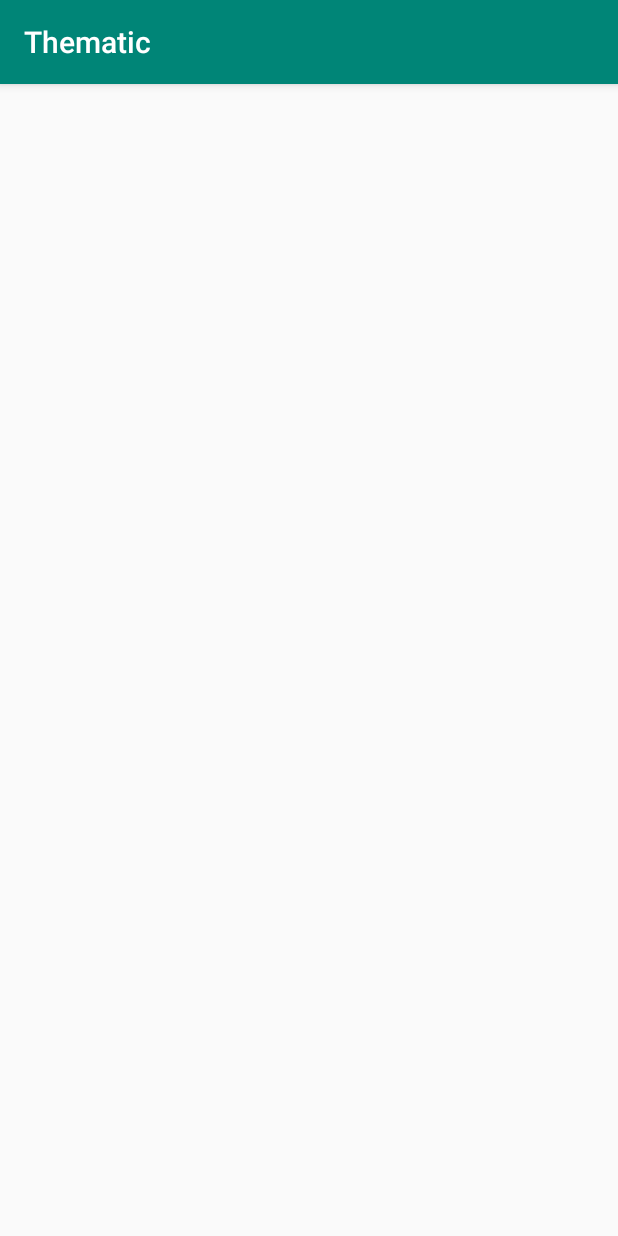
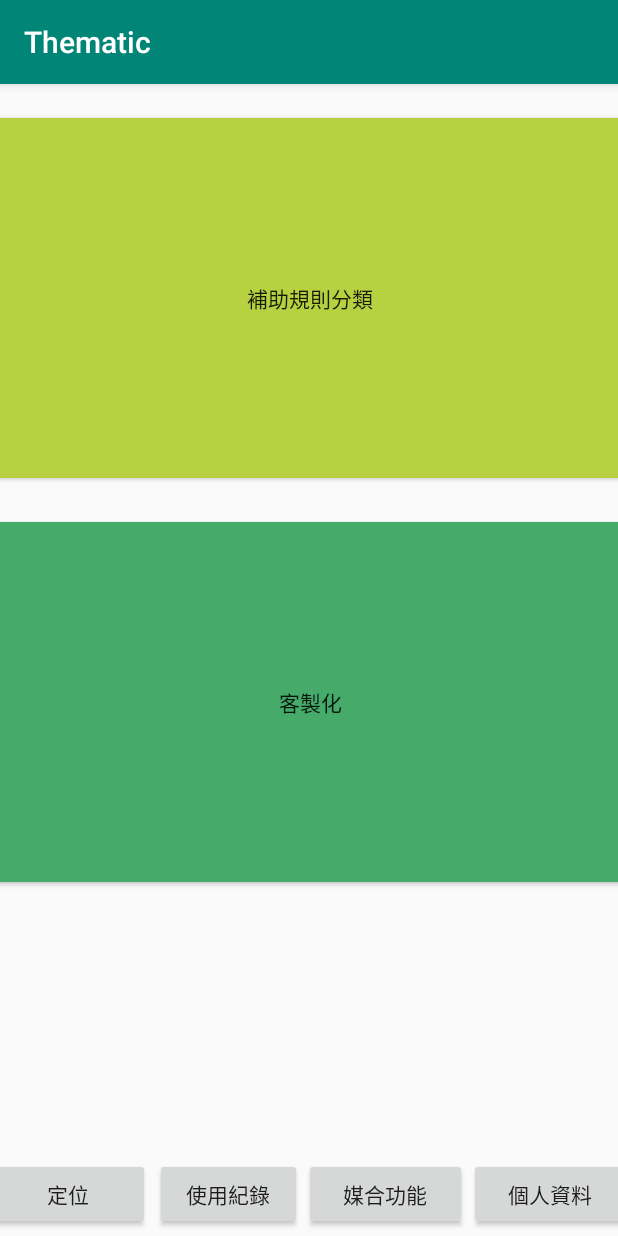
Before and after one commit to peter-kong/-APP, an Android app: the Menu screen opened directly, with no data from a screen before it, on a phone screen of 412 x 824 dp. Run offline under Robolectric (Android 15) with nearby library versions, the phone set to English and light mode, and no system bars.

Commit message:
Demo Menu

```diff
--- a/Thematic/app/src/main/java/com/example/thematic/Menu.java
+++ b/Thematic/app/src/main/java/com/example/thematic/Menu.java
@@ -2,13 +2,88 @@ package com.example.thematic;
 
 import androidx.appcompat.app.AppCompatActivity;
 
+import android.content.Intent;
 import android.os.Bundle;
+import android.view.View;
+import android.widget.Button;
 
 public class Menu extends AppCompatActivity {
 
+    private Button 補助規則分類,客製化,定位,使用紀錄,媒合功能,個人資料;
     @Override
     protected void onCreate(Bundle savedInstanceState) {
         super.onCreate(savedInstanceState);
         setContentView(R.layout.activity_menu);
+/*
+        補助規則分類 = (Button)findViewById(R.id.補助規則分類);
+        客製化 = (Button)findViewById(R.id.客製化);
+        定位 = (Button)findViewById(R.id.定位);
+        使用紀錄 = (Button)findViewById(R.id.使用紀錄);
+        媒合功能 = (Button)findViewById(R.id.媒合功能);
+        個人資料 = (Button)findViewById(R.id.個人資料);
+
+        Button nextPage1 = (Button)findViewById(R.id.補助規則分類);
+        Button nextPage2 = (Button)findViewById(R.id.客製化);
+        Button nextPage3 = (Button)findViewById(R.id.定位);
+        Button nextPage4 = (Button)findViewById(R.id.使用紀錄);
+        Button nextPage5 = (Button)findViewById(R.id.媒合功能);
+        Button nextPage6 = (Button)findViewById(R.id.個人資料);
+
+        nextPage1.setOnClickListener(new View.OnClickListener() {
+            @Override
+            public void onClick(View v) {
+                Intent intent = new Intent();
+                intent.setClass(Menu.this,補助規則分類.class);
+                startActivity(intent);
+            }
+        });
+
+        nextPage2.setOnClickListener(new View.OnClickListener() {
+            @Override
+            public void onClick(View v) {
+                Intent intent = new Intent();
+                intent.setClass(Menu.this,客製化.class);
+                startActivity(intent);
+            }
+        });
+
+        nextPage3.setOnClickListener(new View.OnClickListener() {
+            @Override
+            public void onClick(View v) {
+                Intent intent = new Intent();
+                intent.setClass(Menu.this,定位.class);
+                startActivity(intent);
+            }
+        });
+
+        nextPage4.setOnClickListener(new View.OnClickListener() {
+            @Override
+            public void onClick(View v) {
+                Intent intent = new Intent();
+                intent.setClass(Menu.this,使用紀錄.class);
+                startActivity(intent);
+            }
+        });
+
+        nextPage5.setOnClickListener(new View.OnClickListener() {
+            @Override
+            public void onClick(View v) {
+                Intent intent = new Intent();
+                intent.setClass(Menu.this,媒合功能.class);
+                startActivity(intent);
+            }
+        });
+
+        nextPage6.setOnClickListener(new View.OnClickListener() {
+            @Override
+            public void onClick(View v) {
+                Intent intent = new Intent();
+                intent.setClass(Menu.this,個人資料.class);
+                startActivity(intent);
+            }
+        });
+
+*/
+
     }
 }
--- a/Thematic/app/src/main/res/layout/activity_menu.xml
+++ b/Thematic/app/src/main/res/layout/activity_menu.xml
@@ -6,4 +6,80 @@
     android:layout_height="match_parent"
     tools:context=".Menu">
 
+    <Button
+        android:id="@+id/客製化"
+        android:layout_width="431dp"
+        android:layout_height="240dp"
+        android:layout_marginBottom="184dp"
+        android:background="#45AA6A"
+        android:text="@string/客製化"
+        app:layout_constraintBottom_toTopOf="@+id/定位"
+        app:layout_constraintEnd_toEndOf="parent"
+        app:layout_constraintStart_toStartOf="parent" />
+
+    <Button
+        android:id="@+id/補助規則分類"
+        android:layout_width="431dp"
+        android:layout_height="240dp"
+        android:layout_marginBottom="7dp"
+        android:background="#B7D140"
+        android:text="@string/補助規則分類"
+        app:layout_constraintBottom_toTopOf="@+id/客製化"
+        app:layout_constraintEnd_toEndOf="parent"
+        app:layout_constraintStart_toStartOf="parent"
+        app:layout_constraintTop_toTopOf="parent" />
+
+    <Button
+        android:id="@+id/定位"
+        android:layout_width="108.5dp"
+        android:layout_height="wrap_content"
+        android:layout_marginBottom="4dp"
+        android:text="@string/定位"
+        app:layout_constraintBottom_toBottomOf="parent"
+        app:layout_constraintEnd_toStartOf="@+id/使用紀錄"
+        app:layout_constraintStart_toStartOf="parent" />
+
+    <Button
+        android:id="@+id/使用紀錄"
+        android:layout_width="98dp"
+        android:layout_height="48dp"
+        android:layout_marginStart="4dp"
+        android:layout_marginLeft="4dp"
+        android:layout_marginTop="184dp"
+        android:layout_marginBottom="4dp"
+        android:text="@string/使用紀錄"
+        app:layout_constraintBottom_toBottomOf="parent"
+        app:layout_constraintEnd_toStartOf="@+id/媒合功能"
+        app:layout_constraintStart_toEndOf="@+id/定位"
+        app:layout_constraintTop_toBottomOf="@+id/客製化"
+        app:layout_constraintVertical_bias="0.0" />
+
+    <Button
+        android:id="@+id/媒合功能"
+        android:layout_width="108.5dp"
+        android:layout_height="wrap_content"
+        android:layout_marginStart="1dp"
+        android:layout_marginLeft="1dp"
+        android:layout_marginTop="184dp"
+        android:layout_marginBottom="4dp"
+        android:text="@string/媒合功能"
+        app:layout_constraintBottom_toBottomOf="parent"
+        app:layout_constraintEnd_toStartOf="@+id/個人資料"
+        app:layout_constraintStart_toEndOf="@+id/使用紀錄"
+        app:layout_constraintTop_toBottomOf="@+id/客製化" />
+
+    <Button
+        android:id="@+id/個人資料"
+        android:layout_width="108.5dp"
+        android:layout_height="wrap_content"
+        android:layout_marginStart="1dp"
+        android:layout_marginLeft="1dp"
+        android:layout_marginTop="184dp"
+        android:layout_marginBottom="4dp"
+        android:text="@string/個人資料"
+        app:layout_constraintBottom_toBottomOf="parent"
+        app:layout_constraintEnd_toEndOf="parent"
+        app:layout_constraintStart_toEndOf="@+id/媒合功能"
+        app:layout_constraintTop_toBottomOf="@+id/客製化" />
+
 </androidx.constraintlayout.widget.ConstraintLayout>
--- a/Thematic/app/src/main/res/values/strings.xml
+++ b/Thematic/app/src/main/res/values/strings.xml
@@ -2,4 +2,10 @@
     <string name="app_name">Thematic</string>
     <string name="Register">註冊</string>
     <string name="Login">登入</string>
+    <string name="客製化">客製化</string>
+    <string name="補助規則分類">補助規則分類</string>
+    <string name="定位">定位</string>
+    <string name="使用紀錄">使用紀錄</string>
+    <string name="媒合功能">媒合功能</string>
+    <string name="個人資料">個人資料</string>
 </resources>
```
